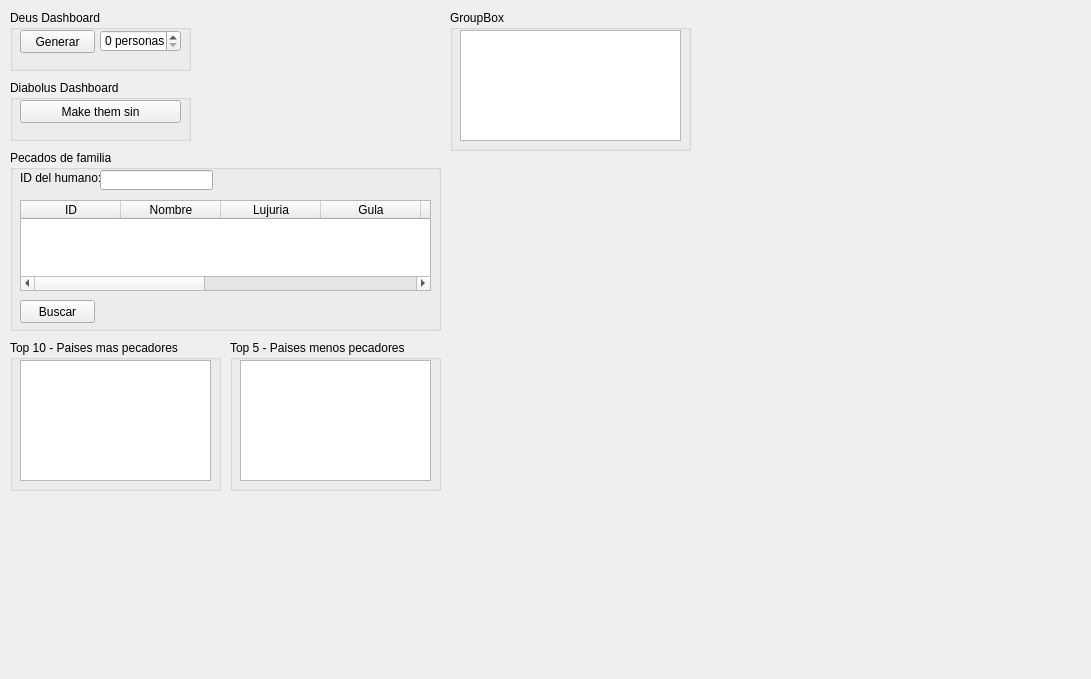
Above: mainwindow.ui from eadan97/estructuras2 before the change. Below: the same form after it.
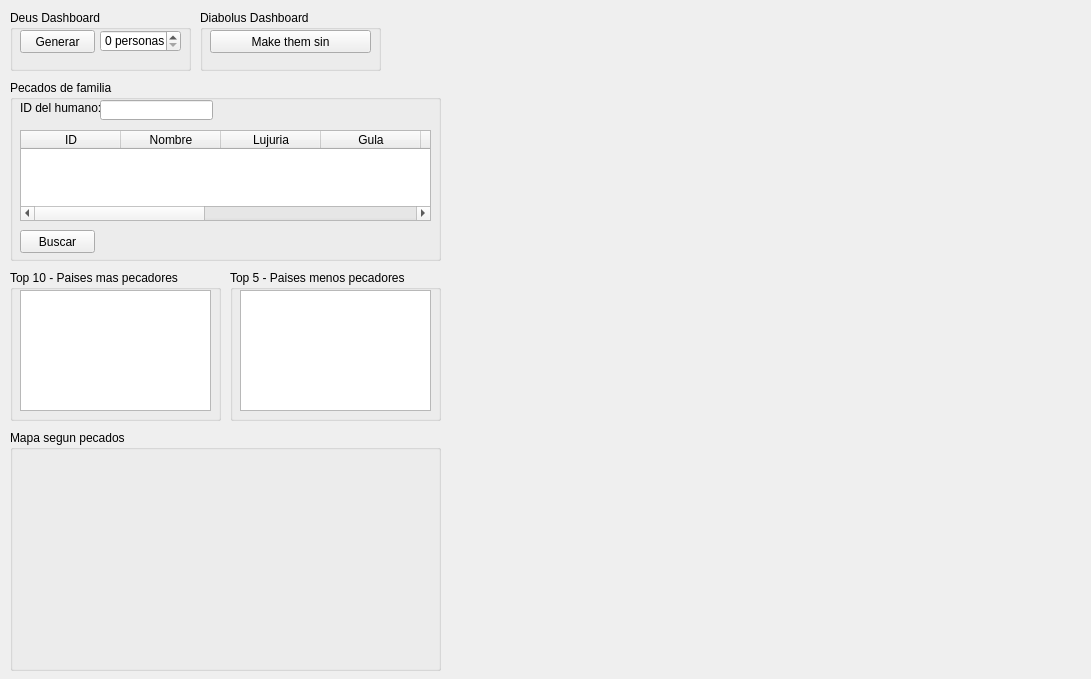
That is the form after the change. Icons and pictures are not drawn.

Commit message: +Agrego file para meter resources (talvez meter los textos aqui) +Consultas primeras listas +Adjunto mapa con colores

What changed in the file:
```diff
--- a/mainwindow.ui
+++ b/mainwindow.ui
@@ -56,8 +56,8 @@
    <widget class="QGroupBox" name="groupBox_2">
     <property name="geometry">
      <rect>
-      <x>10</x>
-      <y>80</y>
+      <x>200</x>
+      <y>10</y>
       <width>181</width>
       <height>61</height>
      </rect>
@@ -83,7 +83,7 @@
     <property name="geometry">
      <rect>
       <x>10</x>
-      <y>150</y>
+      <y>80</y>
       <width>431</width>
       <height>181</height>
      </rect>
@@ -193,7 +193,7 @@
     <property name="geometry">
      <rect>
       <x>10</x>
-      <y>340</y>
+      <y>270</y>
       <width>211</width>
       <height>151</height>
      </rect>
@@ -219,7 +219,7 @@
     <property name="geometry">
      <rect>
       <x>230</x>
-      <y>340</y>
+      <y>270</y>
       <width>211</width>
       <height>151</height>
      </rect>
@@ -244,24 +244,33 @@
    <widget class="QGroupBox" name="groupBox_6">
     <property name="geometry">
      <rect>
-      <x>450</x>
-      <y>10</y>
-      <width>241</width>
-      <height>141</height>
+      <x>10</x>
+      <y>430</y>
+      <width>431</width>
+      <height>241</height>
      </rect>
     </property>
     <property name="title">
-     <string>GroupBox</string>
+     <string>Mapa segun pecados</string>
     </property>
-    <widget class="QGraphicsView" name="graphicsView">
+    <widget class="QLabel" name="lblMapa">
      <property name="geometry">
       <rect>
        <x>10</x>
        <y>20</y>
-       <width>221</width>
-       <height>111</height>
+       <width>411</width>
+       <height>211</height>
       </rect>
      </property>
+     <property name="text">
+      <string/>
+     </property>
+     <property name="pixmap">
+      <pixmap resource="resources.qrc">:/mapa2.png</pixmap>
+     </property>
+     <property name="scaledContents">
+      <bool>true</bool>
+     </property>
     </widget>
    </widget>
   </widget>
```
Left out of the diff: 4 changed lines with no effect on the pictures. The commit also changes 8 other files.
